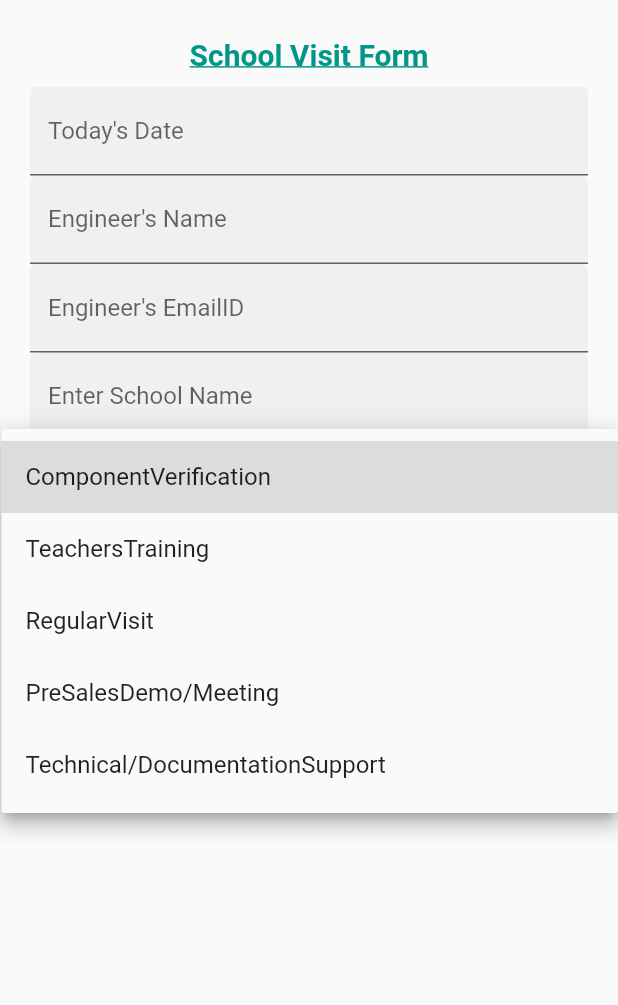
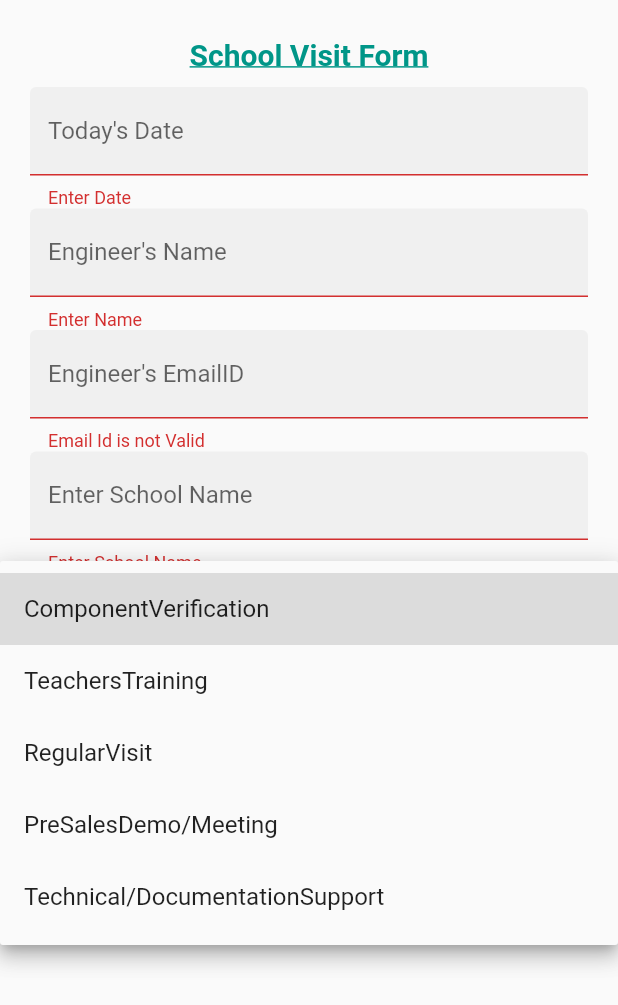
Before and after one commit to SwatiCybricsoft/stemro_app, a Flutter app: the MyCustomForm widget shown alone on an empty page, opened directly, after a tap on "SAVE", after a tap on "Select Visit Purpose", on a phone screen of 412 x 824 dp. Shown: the top 1005 px of the screen. Run offline on Flutter 3.47's test engine with Material 2 defaults, Android fonts, the phone set to English and light mode, and no system bars; our stand-ins replace firebase_auth, firebase_core, firebase_database, firebase_storage, flutter_svg, form_field_validator and 3 more; missing offline and left inert: dart:ffi; accounts and stored records are empty; network calls fail; project files that could hold a hidden picture were left out.

Commit message:
18:00 commit

```diff
--- a/lib/auth/register_screen.dart
+++ b/lib/auth/register_screen.dart
@@ -173,9 +173,9 @@ class _RegistrationPageState extends State<RegistrationPage> {
                     GestureDetector(
                         onTap: () {
                           print("cliiked");
-                          // if (formKey.currentState!.validate()) {
-                          //   formKey.currentState!.save();
-                          // }
+                          if (formKey.currentState!.validate()) {
+                            formKey.currentState!.save();
+                          }
                           setState(() {
                             isLoading = true;
                           });
--- a/lib/form/visit_page.dart
+++ b/lib/form/visit_page.dart
@@ -22,10 +22,8 @@ bool isLoading = false;
   @override
   Widget build(BuildContext context) {
     return Scaffold(
-
       resizeToAvoidBottomInset: false,
       appBar: AppBar(
-
         elevation: 0,
         brightness: Brightness.light,
         backgroundColor: Colors.teal,
@@ -55,6 +53,9 @@ class MyCustomForm extends StatefulWidget {
 // Create a corresponding State class. This class holds data related to the form.
 class MyCustomFormState extends State<MyCustomForm> {
   final _formKey = GlobalKey<FormState>();
+  final scaffoldKey = new GlobalKey<ScaffoldState>();
+  final formKey = new GlobalKey<FormState>();
+
   int dropDownValue = 0;
   bool isLoading = false;
   final dateController = TextEditingController();
@@ -63,7 +64,7 @@ class MyCustomFormState extends State<MyCustomForm> {
   final schoolController = TextEditingController();
   final typeController = TextEditingController();
   final noteController = TextEditingController();
-
+  late String _date, _name,_email,_school,_note;
   late int typeIndex;
 
   var options = <String>['ComponentVerification',
@@ -74,11 +75,11 @@ class MyCustomFormState extends State<MyCustomForm> {
     // Build a Form widget using the _formKey created above.
     return Padding(
       padding: const EdgeInsets.only(left: 20,right: 20,top: 20),
+      child: Form(
+        key: formKey,
         child: SingleChildScrollView(
           child: Container(
             height: MediaQuery.of(context).size.height,
-           child: Form(
-          key: _formKey,
             child: Column(
               crossAxisAlignment: CrossAxisAlignment.center,
               children: <Widget>[
@@ -91,6 +92,8 @@ class MyCustomFormState extends State<MyCustomForm> {
                   ),),
                 ),
                 TextFormField(
+                  onSaved: (val) => _date = val!,
+                  validator: (val) => val!.length < 1  ? "Enter Date" : null ,
                   controller: dateController,
                   decoration: const InputDecoration(
                       filled: true,
@@ -100,6 +103,8 @@ class MyCustomFormState extends State<MyCustomForm> {
                 ),
                 TextFormField(
                   controller: nameController,
+                  onSaved: (val) => _name = val!,
+                  validator: (val) => val!.length < 1  ? "Enter Name" : null ,
                   decoration: const InputDecoration(
                       filled: true,
                       hintText: "Engineer's Name",
@@ -108,6 +113,8 @@ class MyCustomFormState extends State<MyCustomForm> {
                 ),
                 TextFormField(
                   controller: emailController,
+                  validator: (val) => !val!.contains("@") ? "Email Id is not Valid" : null ,
+                  onSaved: (val) => _email = val!,
                   decoration: const InputDecoration(
                       filled: true,
                       hintText: "Engineer's EmailID",
@@ -116,15 +123,16 @@ class MyCustomFormState extends State<MyCustomForm> {
                 ),
                 TextFormField(
                   controller: schoolController,
+                  onSaved: (val) => _school = val!,
+                  validator: (val) => val!.length < 2  ? "Enter School Name" : null ,
                   decoration: const InputDecoration(
                       filled: true,
                       hintText: 'Enter School Name',
                       labelText: "Enter School Name"
                   ),
                 ),
-              Padding(
-                padding: const EdgeInsets.only(right: 1),
-                child: DropdownButtonFormField<String>(
+                DropdownButtonFormField<String>(
+                  isExpanded: true,
                   decoration: InputDecoration(
                       filled: true
                     // prefixIcon: Icon(Icons.person),
@@ -145,8 +153,10 @@ class MyCustomFormState extends State<MyCustomForm> {
                     });
                   },
                 ),
-              ),
+
                 TextFormField(
+                  onSaved: (val) => _note = val!,
+                  validator: (val) => val!.length < 4  ? "Enter Notes" : null ,
                   controller: noteController,
                   decoration: const InputDecoration(
                       filled: true,
@@ -159,6 +169,9 @@ class MyCustomFormState extends State<MyCustomForm> {
                 ),
                 GestureDetector(
                     onTap: (){
+                      if(formKey.currentState!.validate()) {
+                        formKey.currentState!.save();
+                      }
 
                       setState(() {
                         isLoading = true;
```
Lines whose indentation alone changed are shown as unchanged.
